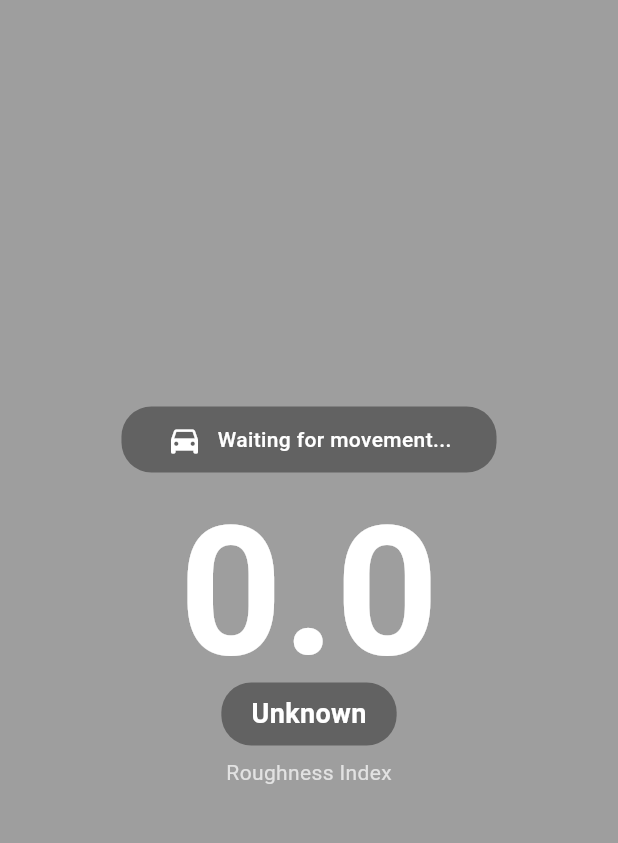
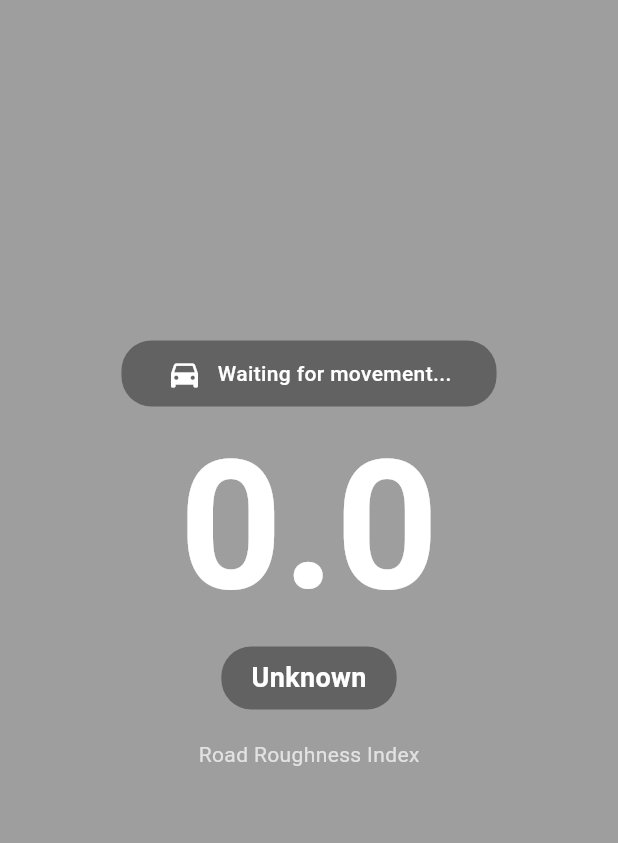
Before and after one commit to matejrupnik/breakpoint, a Flutter app: the screen it shows after launch, on a phone screen of 412 x 824 dp, the part 63-906 px from its top. Run offline on Flutter 3.47's test engine with Material 3 defaults, Android fonts, the phone set to English and light mode, and no system bars; our stand-ins replace geolocator, sensors_plus.

Commit message:
feat: add gradual color changing for mobile

```diff
--- a/breakpoint_mobile/lib/screens/home_screen.dart
+++ b/breakpoint_mobile/lib/screens/home_screen.dart
@@ -7,6 +7,11 @@ import '../widgets/pothole_detection_banner.dart';
 
 class HomeScreen extends StatelessWidget {
   final String title;
+
+  // Define min/max roughness thresholds for color mapping
+  static const double _minRoughness = 0.0;
+  static const double _maxRoughness =
+      3.0; // Reduced from 5.0 for faster color transition
 
   const HomeScreen({Key? key, required this.title}) : super(key: key);
 
@@ -37,14 +42,34 @@ class HomeScreen extends StatelessWidget {
       ],
       child: Consumer2<RoadSurfaceProvider, AccelerometerProvider>(
         builder: (context, roadProvider, accelProvider, child) {
-          // Get background color based on road quality
-          Color backgroundColor = _getSurfaceQualityColor(
-            roadProvider.surfaceQuality,
-          );
+          // Check if device is moving
           bool isMoving = roadProvider.isMoving;
 
-          return Scaffold(
-            appBar: AppBar(
+          // Get appropriate background color
+          // Use grey when stationary, otherwise calculate from roughness index
+          Color backgroundColor =
+              isMoving
+                  ? _getColorFromRoughnessIndex(roadProvider.roughnessIndex)
+                  : Colors.grey;
+
+          return AnimatedContainer(
+            duration: const Duration(
+              milliseconds: 300,
+            ), // Reduced from 800ms to 300ms
+            curve: Curves.easeInOut, // Makes the transition feel smoother
+            color: backgroundColor,
+            child: Scaffold(
+              extendBodyBehindAppBar:
+                  true, // Allow the body to extend behind the AppBar
+              appBar: PreferredSize(
+                preferredSize: const Size.fromHeight(kToolbarHeight),
+                child: AnimatedContainer(
+                  duration: const Duration(
+                    milliseconds: 300,
+                  ), // Reduced from 800ms to 300ms
+                  curve: Curves.easeInOut,
+                  color: backgroundColor.withOpacity(0.8),
+                  child: AppBar(
                     title: Text(
                       title,
                       style: const TextStyle(
@@ -52,10 +77,13 @@ class HomeScreen extends StatelessWidget {
                         fontWeight: FontWeight.bold,
                       ),
                     ),
-              backgroundColor: backgroundColor.withOpacity(0.8),
+                    backgroundColor: Colors.transparent,
                     elevation: 0,
                   ),
-            backgroundColor: backgroundColor,
+                ),
+              ),
+              backgroundColor:
+                  Colors.transparent, // Make scaffold background transparent
               body: Stack(
                 children: [
                   // Main content
@@ -111,6 +139,8 @@ class HomeScreen extends StatelessWidget {
                           ),
                         ),
 
+                        const SizedBox(height: 20),
+
                         // Surface quality label
                         Container(
                           padding: const EdgeInsets.symmetric(
@@ -131,11 +161,11 @@ class HomeScreen extends StatelessWidget {
                           ),
                         ),
 
-                      const SizedBox(height: 8),
+                        const SizedBox(height: 20),
 
                         // Label for roughness index
                         const Text(
-                        'Roughness Index',
+                          'Road Roughness Index',
                           style: TextStyle(color: Colors.white70, fontSize: 14),
                         ),
                       ],
@@ -160,24 +190,33 @@ class HomeScreen extends StatelessWidget {
                   ),
                 ],
               ),
+            ),
           );
         },
       ),
     );
   }
 
-  Color _getSurfaceQualityColor(String quality) {
-    switch (quality) {
-      case 'Smooth':
+  Color _getColorFromRoughnessIndex(double roughnessIndex) {
+    // If roughness is below threshold, stay green
+    if (roughnessIndex < 0.3) {
       return Colors.green;
-      case 'Moderate':
-        return Colors.yellow.shade700;
-      case 'Rough':
-        return Colors.orange;
-      case 'Very Rough':
-        return Colors.red;
-      default:
-        return Colors.grey;
+    }
+
+    // Normalize roughness between 0.3 and max for color transitions
+    double normalizedRoughness =
+        ((roughnessIndex - 0.3).clamp(0.0, _maxRoughness - 0.3)) /
+        (_maxRoughness - 0.3);
+
+    // Create a gradient from green to yellow to red
+    if (normalizedRoughness <= 0.4) {
+      // From green to yellow (0.0 - 0.4 normalized range)
+      double t = normalizedRoughness / 0.4;
+      return Color.lerp(Colors.green, Colors.yellow.shade700, t)!;
+    } else {
+      // From yellow to red (0.4 - 1.0 normalized range)
+      double t = (normalizedRoughness - 0.4) / 0.6;
+      return Color.lerp(Colors.yellow.shade700, Colors.red, t)!;
     }
   }
 }
```
Also changed, not shown: breakpoint_mobile/lib/widgets/accelerometer_chart.dart (+8 -4 lines). Lines whose indentation alone changed are shown as unchanged.
